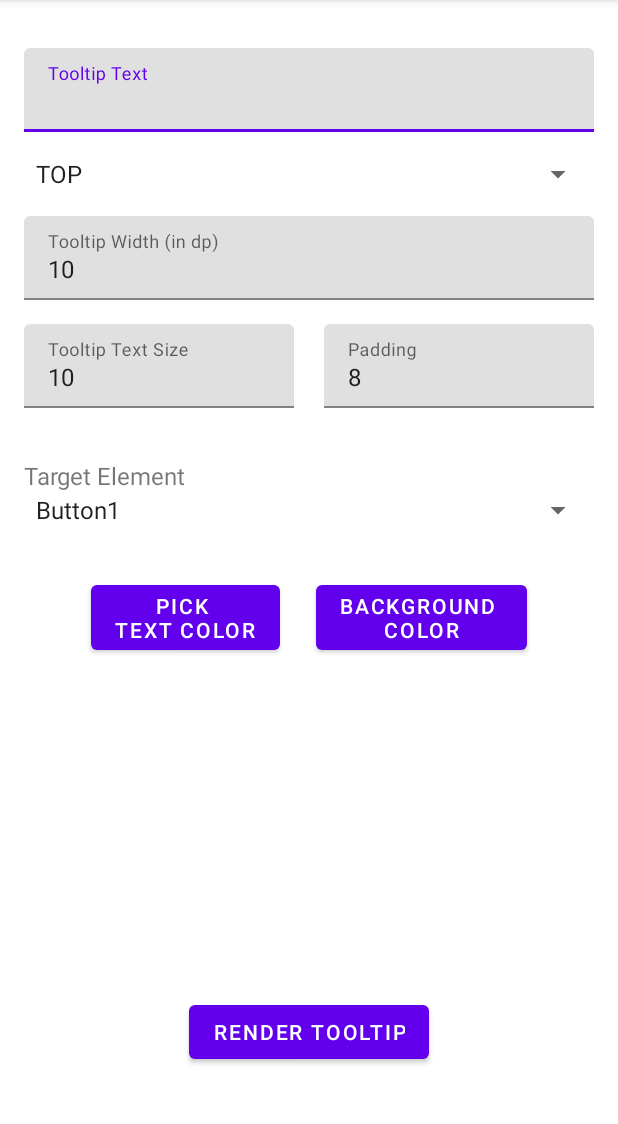
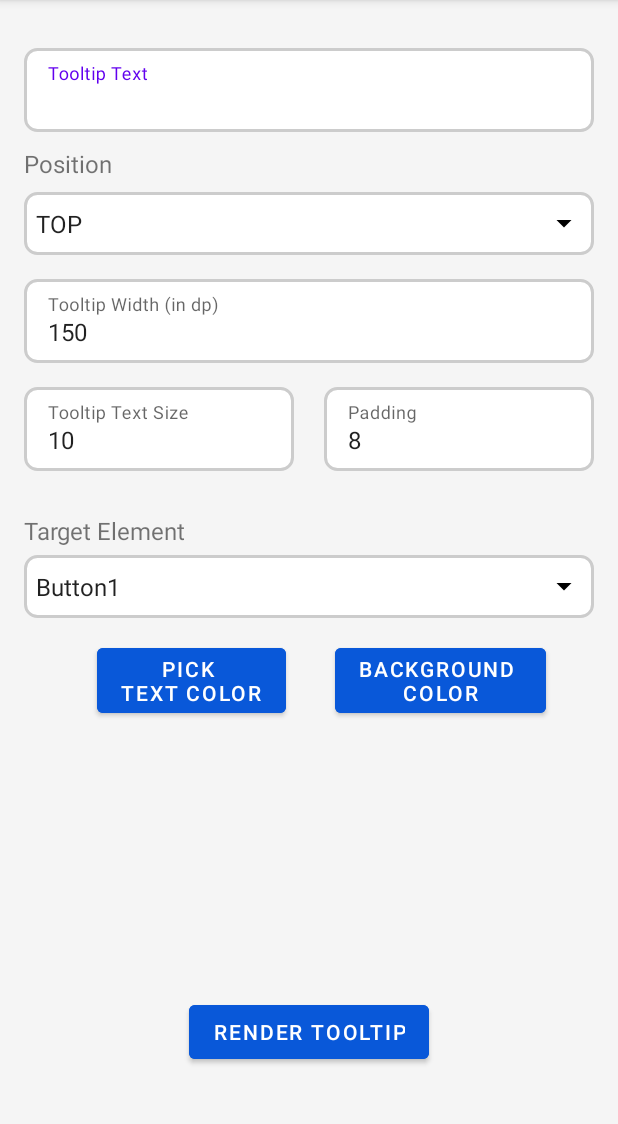
Before and after one commit to rishuyadav/tooltip_task, an Android app: the screen it shows after launch (MainActivity), on a phone screen of 412 x 824 dp, the part 84-1208 px from its top. Run offline under Robolectric (Android 15) with nearby library versions, the phone set to English and light mode, and no system bars; our stand-ins replace Room's generated code; libraries missing offline, so code that uses them is left out: com.github.dhaval2404.colorpicker.

Commit message:
fix: fix ui and implementing designs
Signed-off-by: Rishu Yadav <rishuss1212@gmail.com>

```diff
--- a/app/src/main/java/com/example/tooltip_task/CutomTooltip.kt
+++ b/app/src/main/java/com/example/tooltip_task/CutomTooltip.kt
@@ -37,8 +37,9 @@ class CustomTooltip(private val context: Context) {
     }
 
     fun setTooltipWidth(width: Int) {
-
-
+        val textLayoutParams = tooltipText.layoutParams
+        textLayoutParams.width = width
+        tooltipText.layoutParams = textLayoutParams
     }
 
 
--- a/app/src/main/java/com/example/tooltip_task/SplashActivity.kt
+++ b/app/src/main/java/com/example/tooltip_task/SplashActivity.kt
@@ -23,7 +23,7 @@ class SplashActivity : AppCompatActivity() {
         animationView.playAnimation()
 
         // Wait for a few seconds before transitioning to the next activity
-        val splashTimeout = 3000L // 3 seconds
+        val splashTimeout = 2000L // 2 seconds
         animationView.postDelayed({
             val intent = Intent(this, MainActivity::class.java)
             startActivity(intent)
--- /dev/null
+++ b/app/src/main/res/drawable/ic_arrow_drop_down_black_24dp.xml
@@ -0,0 +1,9 @@
+<vector xmlns:android="http://schemas.android.com/apk/res/android"
+    android:width="24dp"
+    android:height="24dp"
+    android:viewportWidth="24.0"
+    android:viewportHeight="24.0">
+    <path
+        android:fillColor="#FF000000"
+        android:pathData="M7,10l5,5 5,-5z"/>
+</vector>
--- /dev/null
+++ b/app/src/main/res/drawable/roundcorner.xml
@@ -0,0 +1,15 @@
+<?xml version="1.0" encoding="utf-8"?>
+<shape xmlns:android="http://schemas.android.com/apk/res/android"
+    android:shape="rectangle">
+
+    <corners android:radius="8dp" />
+
+    <!-- This is the border color -->
+    <stroke
+        android:width="2dp"
+        android:color="#ccc" /> <!-- Black color for the border -->
+
+    <!-- This is the background color -->
+    <solid android:color="#ffffff" />
+
+</shape>
--- /dev/null
+++ b/app/src/main/res/drawable/spinner_bg.xml
@@ -0,0 +1,17 @@
+<layer-list xmlns:android="http://schemas.android.com/apk/res/android">
+    <!-- Background Rectangle -->
+    <item>
+        <shape android:shape="rectangle">
+            <solid android:color="@android:color/white" />
+            <corners android:radius="8dp" />
+            <stroke
+                android:width="2dp"
+                android:color="#ccc" />
+        </shape>
+    </item>
+    <!-- Arrow -->
+    <item
+        android:drawable="@drawable/ic_arrow_drop_down_black_24dp"
+        android:gravity="center_vertical|end"
+        android:right="8dp" /> <!-- Adjust the margin as needed -->
+</layer-list>
--- a/app/src/main/res/layout/activity_main.xml
+++ b/app/src/main/res/layout/activity_main.xml
@@ -2,6 +2,7 @@
 <androidx.constraintlayout.widget.ConstraintLayout xmlns:android="http://schemas.android.com/apk/res/android"
     xmlns:app="http://schemas.android.com/apk/res-auto"
     xmlns:tools="http://schemas.android.com/tools"
+    android:background="#F5F5F5"
     android:layout_width="match_parent"
     android:layout_height="match_parent"
     android:padding="16dp"
@@ -13,6 +14,7 @@
         android:layout_height="wrap_content"
         android:layout_marginBottom="40dp"
         android:text="@string/render_tooltip"
+        android:backgroundTint="#0958D9"
         app:layout_constraintBottom_toBottomOf="parent"
         app:layout_constraintEnd_toEndOf="parent"
         app:layout_constraintStart_toStartOf="parent" />
@@ -25,22 +27,40 @@
         android:hint="@string/tooltip_text"
         app:layout_constraintEnd_toEndOf="parent"
         app:layout_constraintStart_toStartOf="parent"
+        app:boxStrokeWidth="0dp"
+        app:boxStrokeWidthFocused="0dp"
         app:layout_constraintTop_toTopOf="parent">
 
-        <com.google.android.material.textfield.TextInputEditText
+        <EditText
+            android:background="@drawable/roundcorner"
             android:id="@+id/editTextTooltipText"
             android:layout_width="match_parent"
             android:layout_height="wrap_content" />
     </com.google.android.material.textfield.TextInputLayout>
 
-    <Spinner
-        android:id="@+id/spinnerTooltipPosition"
+    <com.google.android.material.textview.MaterialTextView
+        android:layout_marginTop="10dp"
+        android:id="@+id/textViewPickPosition"
         android:layout_width="0dp"
         android:layout_height="wrap_content"
-        android:layout_marginTop="16dp"
+        android:text="Position"
+        android:layout_marginBottom="1dp"
+        android:textSize="16sp"
+        app:layout_constraintTop_toBottomOf="@id/textInputLayoutTooltipText"
+        app:layout_constraintBottom_toTopOf="@+id/spinnerTooltipPosition"
+        app:layout_constraintEnd_toEndOf="parent"
+        app:layout_constraintHorizontal_bias="0.0"
+        app:layout_constraintStart_toStartOf="parent" />
+    <Spinner
+
+        android:id="@+id/spinnerTooltipPosition"
+        android:background="@drawable/spinner_bg"
+        android:layout_width="0dp"
+        android:layout_height="42dp"
+        android:layout_marginTop="8dp"
         app:layout_constraintEnd_toEndOf="parent"
         app:layout_constraintStart_toStartOf="parent"
-        app:layout_constraintTop_toBottomOf="@id/textInputLayoutTooltipText" />
+        app:layout_constraintTop_toBottomOf="@id/textViewPickPosition" />
 
     <com.google.android.material.textfield.TextInputLayout
         android:id="@+id/textInputLayoutTooltipWidth"
@@ -49,15 +69,18 @@
         android:layout_marginTop="16dp"
         android:hint="@string/tooltip_width_in_dp"
         app:layout_constraintEnd_toEndOf="parent"
+        app:boxStrokeWidth="0dp"
+        app:boxStrokeWidthFocused="0dp"
         app:layout_constraintStart_toStartOf="parent"
         app:layout_constraintTop_toBottomOf="@id/spinnerTooltipPosition">
 
         <com.google.android.material.textfield.TextInputEditText
+            android:background="@drawable/roundcorner"
             android:id="@+id/editTextTooltipWidth"
             android:layout_width="match_parent"
             android:layout_height="wrap_content"
             android:inputType="number"
-            android:text="10" />
+            android:text="150" />
     </com.google.android.material.textfield.TextInputLayout>
 
     <com.google.android.material.textfield.TextInputLayout
@@ -69,10 +92,13 @@
         app:layout_constraintEnd_toStartOf="@id/guidelineCenter"
         android:paddingEnd="10dp"
         app:layout_constraintStart_toStartOf="parent"
+        app:boxStrokeWidth="0dp"
+        app:boxStrokeWidthFocused="0dp"
 
         app:layout_constraintTop_toBottomOf="@id/textInputLayoutTooltipWidth">
 
         <com.google.android.material.textfield.TextInputEditText
+            android:background="@drawable/roundcorner"
             android:id="@+id/editTextTextSize"
             android:layout_width="match_parent"
             android:layout_height="wrap_content"
@@ -88,6 +114,7 @@
         app:layout_constraintGuide_percent="0.5" />
 
     <com.google.android.material.textfield.TextInputLayout
+
         android:id="@+id/textInputLayoutPadding"
         android:layout_width="0dp"
         android:layout_height="wrap_content"
@@ -96,9 +123,12 @@
         android:hint="Padding"
         app:layout_constraintStart_toEndOf="@id/guidelineCenter"
         app:layout_constraintEnd_toEndOf="parent"
+        app:boxStrokeWidth="0dp"
+        app:boxStrokeWidthFocused="0dp"
         app:layout_constraintTop_toBottomOf="@id/textInputLayoutTooltipWidth">
 
         <com.google.android.material.textfield.TextInputEditText
+            android:background="@drawable/roundcorner"
             android:id="@+id/editTextTooltipPadding"
             android:layout_width="match_parent"
             android:layout_height="wrap_content"
@@ -111,10 +141,12 @@
         android:id="@+id/buttonTextColorPicker"
         android:layout_width="wrap_content"
         android:layout_height="wrap_content"
-        android:layout_marginStart="20dp"
+        android:layout_marginStart="15dp"
         android:layout_marginTop="112dp"
+        app:cornerRadius="4dp"
         android:text="@string/pick_ntext_color"
-        app:layout_constraintEnd_toEndOf="parent"
+        android:backgroundTint="#0958D9"
+        app:layout_constraintEnd_toEndOf="@id/guidelineCenter"
         app:layout_constraintEnd_toStartOf="@+id/buttonBackgroundColorPicker"
         app:layout_constraintHorizontal_bias="0.5"
         app:layout_constraintStart_toStartOf="parent"
@@ -123,11 +155,14 @@
     <com.google.android.material.button.MaterialButton
         android:id="@+id/buttonBackgroundColorPicker"
         android:layout_width="wrap_content"
+        app:cornerRadius="4dp"
+
         android:layout_height="wrap_content"
-        android:layout_marginEnd="20dp"
+        android:layout_marginEnd="15dp"
         android:text="@string/background_ncolor"
+        android:backgroundTint="#0958D9"
         app:layout_constraintEnd_toEndOf="parent"
-        app:layout_constraintStart_toEndOf="@+id/buttonTextColorPicker"
+        app:layout_constraintStart_toEndOf="@+id/guidelineCenter"
         app:layout_constraintTop_toBottomOf="@+id/spinnerSelectButton"
         app:layout_constraintTop_toTopOf="@id/buttonTextColorPicker" />
 
@@ -136,6 +171,7 @@
         android:layout_width="0dp"
         android:layout_height="wrap_content"
         android:text="@string/pick_button_number"
+        android:layout_marginBottom="5dp"
         android:textSize="16sp"
         app:layout_constraintBottom_toTopOf="@+id/spinnerSelectButton"
         app:layout_constraintEnd_toEndOf="parent"
@@ -143,9 +179,11 @@
         app:layout_constraintStart_toStartOf="parent" />
 
     <Spinner
+
+        android:background="@drawable/spinner_bg"
         android:id="@+id/spinnerSelectButton"
         android:layout_width="0dp"
-        android:layout_height="wrap_content"
+        android:layout_height="42dp"
         android:layout_marginTop="56dp"
         app:layout_constraintEnd_toEndOf="parent"
         app:layout_constraintStart_toStartOf="parent"
--- a/app/src/main/res/layout/layout_tooltip.xml
+++ b/app/src/main/res/layout/layout_tooltip.xml
@@ -2,13 +2,13 @@
 <RelativeLayout xmlns:android="http://schemas.android.com/apk/res/android"
     android:layout_width="wrap_content"
     android:layout_height="wrap_content"
-
+    android:background="@drawable/tooltip_background"
     android:padding="5dp">
 
     <TextView
         android:id="@+id/customTooltipText"
         android:layout_width="wrap_content"
-        android:background="@drawable/tooltip_background"
+
         android:layout_height="wrap_content"
         android:textColor="@android:color/white"
 
```
